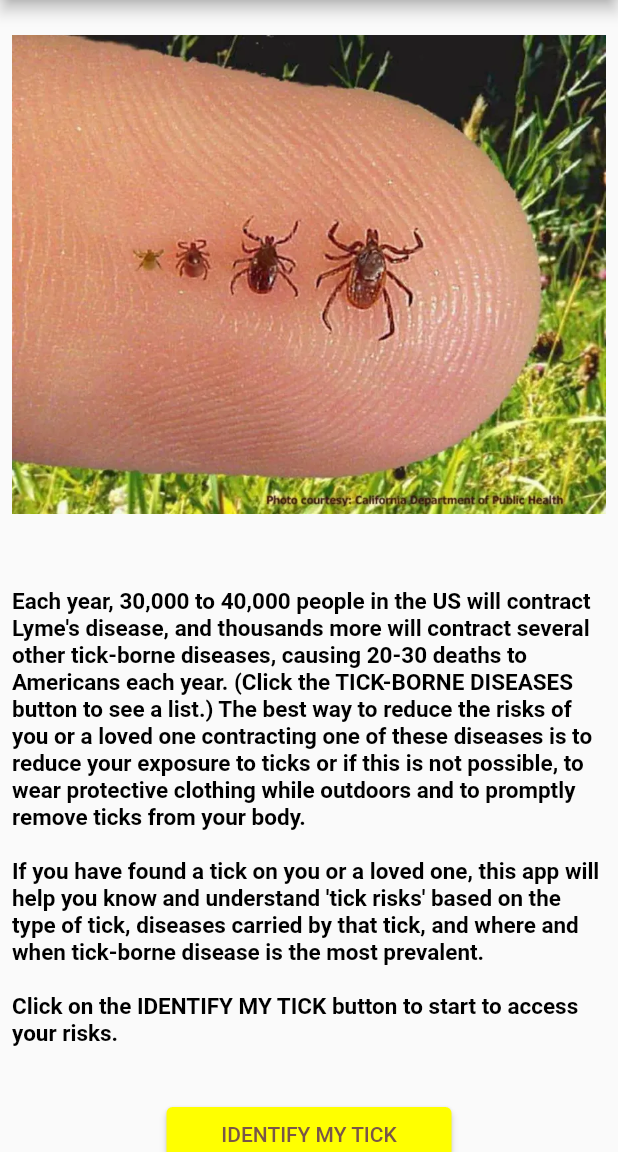
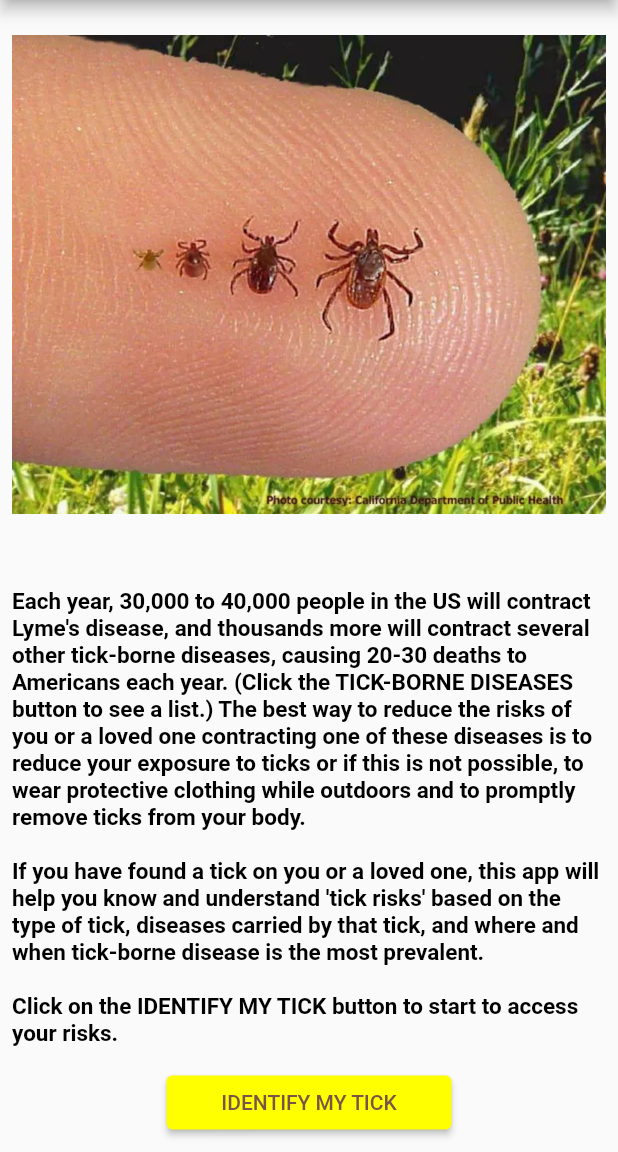
Before and after one commit to rodneyphan/tick_dex, a Flutter app: the screen it shows after launch, on a phone screen of 412 x 824 dp, the part 84-1236 px from its top. Run offline on Flutter 3.47's test engine with Material 2 defaults, Android fonts, the phone set to English and light mode, and no system bars; our stand-ins replace cloud_firestore, firebase_core, geolocator, shared_preferences; missing offline and left inert: baseflow_plugin_template; accounts and stored records are empty.

Commit message:
Update p1_introduction.dart

```diff
--- a/lib/p1_introduction.dart
+++ b/lib/p1_introduction.dart
@@ -55,13 +55,13 @@ class IntroductionState extends State<Introduction> {
                           "this is not possible, to wear protective clothing while outdoors and to promptly remove ticks from your body.\n\nIf you have found a "
                           "tick on you or a loved one, this app will help you know and understand 'tick risks' based on the type of tick, diseases carried by "
                           "that tick, and where and when tick-borne disease is the most prevalent.\n\nClick on the IDENTIFY MY TICK button to start to access "
-                          "your risks.\n"),
+                          "your risks."),
                 ],
               ),
             ),
           ),
           Padding(
-            padding: const EdgeInsets.all(8.0),
+            padding: const EdgeInsets.all(5.0),
             child: SizedBox(
               width: 190,
               child: ElevatedButton(
@@ -77,7 +77,7 @@ class IntroductionState extends State<Introduction> {
             ),
           ),
           Padding(
-            padding: const EdgeInsets.all(8.0),
+            padding: const EdgeInsets.all(5.0),
             child: SizedBox(
               width: 190,
               child: ElevatedButton(
```
